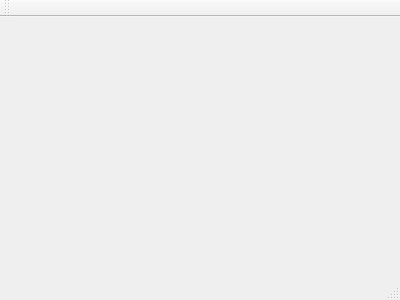
Lambipapp/Deflow, file Deflow/mainwindow.ui: the form before one commit.
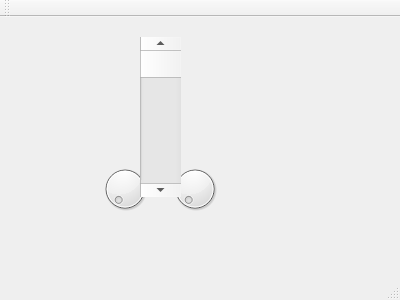
The form after the commit.

```diff
--- a/Deflow/mainwindow.ui
+++ b/Deflow/mainwindow.ui
@@ -12,13 +12,62 @@
   <property name="windowTitle" >
    <string>MainWindow</string>
   </property>
-  <widget class="QMenuBar" name="menuBar" />
-  <widget class="QToolBar" name="mainToolBar" />
-  <widget class="QWidget" name="centralWidget" />
-  <widget class="QStatusBar" name="statusBar" />
+  <widget class="QWidget" name="centralWidget">
+   <widget class="QDial" name="dial">
+    <property name="geometry">
+     <rect>
+      <x>100</x>
+      <y>140</y>
+      <width>50</width>
+      <height>64</height>
+     </rect>
+    </property>
+   </widget>
+   <widget class="QDial" name="dial_2">
+    <property name="geometry">
+     <rect>
+      <x>170</x>
+      <y>140</y>
+      <width>50</width>
+      <height>64</height>
+     </rect>
+    </property>
+   </widget>
+   <widget class="QScrollBar" name="verticalScrollBar">
+    <property name="geometry">
+     <rect>
+      <x>140</x>
+      <y>20</y>
+      <width>41</width>
+      <height>160</height>
+     </rect>
+    </property>
+    <property name="orientation">
+     <enum>Qt::Vertical</enum>
+    </property>
+   </widget>
+  </widget>
+  <widget class="QMenuBar" name="menuBar">
+   <property name="geometry">
+    <rect>
+     <x>0</x>
+     <y>0</y>
+     <width>400</width>
+     <height>21</height>
+    </rect>
+   </property>
+  </widget>
+  <widget class="QToolBar" name="mainToolBar">
+   <attribute name="toolBarArea">
+    <enum>TopToolBarArea</enum>
+   </attribute>
+   <attribute name="toolBarBreak">
+    <bool>false</bool>
+   </attribute>
+  </widget>
+  <widget class="QStatusBar" name="statusBar"/>
  </widget>
- <layoutDefault spacing="6" margin="11" />
- <pixmapfunction></pixmapfunction>
+ <layoutdefault spacing="6" margin="11"/>
  <resources/>
  <connections/>
 </ui>
```
Left out of the diff: 7 changed lines with no effect on the pictures.
